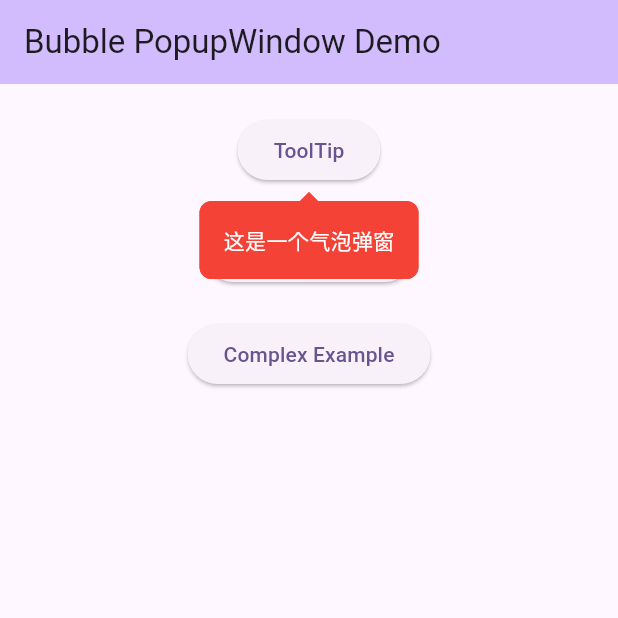
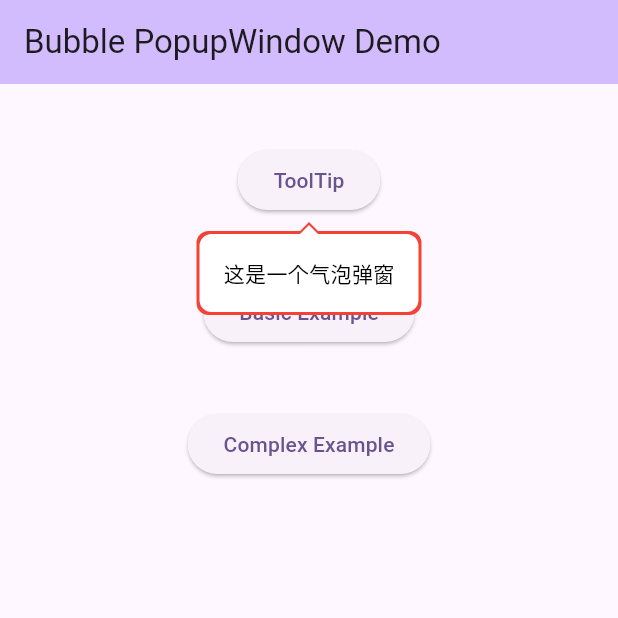
Before and after one commit to kongpf8848/bubble_popup_window, a Flutter app: the screen it shows after launch, after a tap on "ToolTip", on a phone screen of 412 x 824 dp, the top half of it. Run offline on Flutter 3.47's test engine with Material 3 defaults, Android fonts, the phone set to English and light mode, and no system bars.

Commit message:
修复边框问题

```diff
--- a/example/lib/main.dart
+++ b/example/lib/main.dart
@@ -45,52 +45,18 @@ class _MyHomePageState extends State<MyHomePage> {
           mainAxisAlignment: MainAxisAlignment.start,
           children: <Widget>[
             const SizedBox(
-              height: 20,
+              height: 40,
             ),
             Builder(builder: (anchorContext) {
               return ElevatedButton(
                 onPressed: () {
-                  BubblePopupWindow.show(
-                    //锚点上下文
-                    anchorContext: anchorContext,
-                    //弹窗布局，用户自定义
-                    child: const Text(
-                      '这是一个气泡弹窗',
-                      style: TextStyle(
-                        color: Colors.white,
-                        fontSize: 14,
-                        fontWeight: FontWeight.normal,
-                      ),
-                    ),
-                    //弹窗方向
-                    direction: BubbleDirection.bottomCenter,
-                    //弹窗颜色
-                    color: Colors.red,
-                    //弹窗圆角半径
-                    radius: BorderRadius.circular(8),
-                    //弹窗内边距
-                    padding: const EdgeInsets.all(16),
-                    //弹窗距离锚点间距
-                    gap: 4.0,
-                    //弹窗距离屏幕边缘最小间距
-                    miniEdgeMargin: const EdgeInsets.only(left: 10, right: 10),
-                    //遮罩层颜色
-                    maskColor: null,
-                    //点击弹窗外部时是否自动关闭弹窗
-                    dismissOnTouchOutside: true,
-                    //是否显示箭头
-                    showArrow: true,
-                    //箭头宽度
-                    arrowWidth: 12.0,
-                    //箭头高度
-                    arrowHeight: 6.0,
-                  );
+                  _showBubble(anchorContext);
                 },
                 child: const Text("ToolTip"),
               );
             }),
             const SizedBox(
-              height: 20,
+              height: 40,
             ),
             ElevatedButton(
               onPressed: () {
@@ -103,7 +69,7 @@ class _MyHomePageState extends State<MyHomePage> {
               child: const Text("Basic Example"),
             ),
             const SizedBox(
-              height: 20,
+              height: 40,
             ),
             ElevatedButton(
               onPressed: () {
@@ -120,4 +86,47 @@ class _MyHomePageState extends State<MyHomePage> {
       ), // This trailing comma makes auto-formatting nicer for build methods.
     );
   }
+
+  void _showBubble(BuildContext anchorContext) {
+    BubblePopupWindow.show(
+      //锚点上下文
+      anchorContext: anchorContext,
+      //弹窗布局，用户自定义
+      child: const Text(
+        '这是一个气泡弹窗',
+        style: TextStyle(
+          color: Colors.black,
+          fontSize: 14,
+          fontWeight: FontWeight.normal,
+        ),
+      ),
+      //弹窗方向
+      direction: BubbleDirection.bottomCenter,
+      //弹窗颜色
+      color: Colors.white,
+      //弹窗圆角半径
+      radius: BorderRadius.circular(8),
+      //弹窗边框
+      border: const BorderSide(
+        color: Colors.red,
+        width: 2,
+      ),
+      //弹窗内边距
+      padding: const EdgeInsets.all(16),
+      //弹窗距离锚点间距
+      gap: 4.0,
+      //弹窗距离屏幕边缘最小间距
+      miniEdgeMargin: const EdgeInsets.only(left: 10, right: 10),
+      //遮罩层颜色
+      maskColor: null,
+      //点击弹窗外部时是否自动关闭弹窗
+      dismissOnTouchOutside: true,
+      //是否显示箭头
+      showArrow: true,
+      //箭头宽度
+      arrowWidth: 12.0,
+      //箭头高度
+      arrowHeight: 6.0,
+    );
+  }
 }
--- a/example/lib/pages/basic_example.dart
+++ b/example/lib/pages/basic_example.dart
@@ -34,6 +34,7 @@ class _BasicExampleState extends State<BasicExample> {
   BubbleDirection _direction = BubbleDirection.bottomCenter;
   bool _showArrow = true;
   bool _showBorder = false;
+  double _borderWidth = 0.0;
   bool _dismissOnTouchOutside = true;
   double _gap = 0.0;
   double _radius = 0.0;
@@ -176,9 +177,8 @@ class _BasicExampleState extends State<BasicExample> {
                         width: 40,
                         height: 40,
                         decoration: BoxDecoration(
-                          color: _maskColor,
-                          border: Border.all(color: Colors.grey)
-                        ),
+                            color: _maskColor,
+                            border: Border.all(color: Colors.grey)),
                       ),
                     )),
                 onSelected: (Color? color) {
@@ -186,7 +186,8 @@ class _BasicExampleState extends State<BasicExample> {
                     _maskColor = color!;
                   });
                 },
-                dropdownMenuEntries: List.generate(_maskColorMap.length, (index) {
+                dropdownMenuEntries:
+                    List.generate(_maskColorMap.length, (index) {
                   return DropdownMenuEntry(
                     label: _maskColorMap.keys.elementAt(index),
                     value: _maskColorMap.values.elementAt(index),
@@ -270,6 +271,31 @@ class _BasicExampleState extends State<BasicExample> {
               ],
             ),
           ),
+        if (_showBorder)
+          Padding(
+            padding: const EdgeInsets.only(left: 16.0),
+            child: Row(
+              children: [
+                Text(
+                  "边框宽度(${_borderWidth.toStringAsFixed(1)}):",
+                  style: const TextStyle(
+                    fontSize: 16,
+                    color: Colors.black,
+                  ),
+                ),
+                const Spacer(),
+                Slider(
+                    min: 0,
+                    max: 10,
+                    value: _borderWidth,
+                    onChanged: (double newValue) {
+                      setState(() {
+                        _borderWidth = newValue;
+                      });
+                    })
+              ],
+            ),
+          ),
         Padding(
           padding: const EdgeInsets.only(left: 16.0),
           child: Row(
@@ -284,7 +310,7 @@ class _BasicExampleState extends State<BasicExample> {
               const Spacer(),
               Slider(
                   min: 0,
-                  max: 20,
+                  max: 10,
                   value: _radius,
                   onChanged: (double newValue) {
                     setState(() {
@@ -308,7 +334,7 @@ class _BasicExampleState extends State<BasicExample> {
               const Spacer(),
               Slider(
                   min: 0,
-                  max: 20,
+                  max: 10,
                   value: _gap,
                   onChanged: (double newValue) {
                     setState(() {
@@ -392,7 +418,6 @@ class _BasicExampleState extends State<BasicExample> {
       return GestureDetector(
         onTap: onTap,
         child: Container(
-          padding: const EdgeInsets.symmetric(horizontal: 2),
           width: 90,
           height: 40,
           //color: Colors.primaries[index % Colors.primaries.length],
@@ -427,8 +452,11 @@ class _BasicExampleState extends State<BasicExample> {
       direction: _direction,
       color: _color,
       maskColor: _maskColor,
-      border: (_showBorder && _borderColor != null)
-          ? BorderSide(color: _borderColor!)
+      border: (_showBorder)
+          ? BorderSide(
+              color: _borderColor ?? Colors.transparent,
+              width: _borderWidth,
+            )
           : null,
       gap: _gap,
       radius: BorderRadius.circular(_radius),
--- a/lib/src/bubble_container.dart
+++ b/lib/src/bubble_container.dart
@@ -80,7 +80,6 @@ class BubbleContainer extends StatelessWidget {
               shape: BubbleShapeBorder(
                 side: border ?? BorderSide.none,
                 borderRadius: borderRadius ?? BorderRadius.zero,
-                fillColor: color,
                 arrowDirection: arrowDirection,
                 arrowWidth: arrowWidth,
                 arrowHeight: arrowHeight,
--- a/lib/src/bubble_popup_window.dart
+++ b/lib/src/bubble_popup_window.dart
@@ -363,8 +363,6 @@ class _BubblePopupWidgetState extends State<_BubblePopupWidget>
 
   @override
   Widget build(BuildContext context) {
-    debugPrint(
-        "++++++++++++++++_bubbleOffset:$_bubbleOffset,_finalDirection:$_finalDirection");
     return Stack(
       children: [
         if (_bubbleOffset != null && _finalDirection != null) ...[
--- a/lib/src/bubble_shape_border.dart
+++ b/lib/src/bubble_shape_border.dart
@@ -1,4 +1,4 @@
-import 'dart:math';
+import 'dart:math' as math;
 import 'package:flutter/material.dart';
 import '../bubble_popup_window.dart';
 
@@ -38,59 +38,21 @@ class BubbleShapeBorder extends OutlinedBorder {
   final double arrowHeight;
   final double arrowRadius;
   final double? arrowOffset;
-  final Color? fillColor;
-
-  @override
-  OutlinedBorder copyWith({
-    ArrowDirection? arrowDirection,
-    BorderSide? side,
-    BorderRadius? borderRadius,
-    double? arrowWidth,
-    double? arrowHeight,
-    double? arrowRadius,
-    double? arrowOffset,
-    Color? fillColor,
-  }) {
-    return BubbleShapeBorder(
-      arrowDirection: arrowDirection ?? this.arrowDirection,
-      side: side ?? this.side,
-      borderRadius: borderRadius ?? this.borderRadius,
-      arrowHeight: arrowHeight ?? this.arrowHeight,
-      arrowWidth: arrowWidth ?? this.arrowWidth,
-      arrowRadius: arrowRadius ?? this.arrowRadius,
-      arrowOffset: arrowOffset ?? this.arrowOffset,
-      fillColor: fillColor ?? this.fillColor,
-    );
-  }
 
   const BubbleShapeBorder({
     super.side,
+    this.borderRadius = BorderRadius.zero,
     required this.arrowDirection,
-    this.borderRadius = BorderRadius.zero,
     this.arrowWidth = 10.0,
     this.arrowHeight = 5.0,
-    this.arrowRadius = 3,
+    this.arrowRadius = 0.0,
     this.arrowOffset,
-    this.fillColor,
   });
-
-  @override
-  EdgeInsetsGeometry get dimensions => EdgeInsets.zero;
-
-  @override
-  Path getInnerPath(Rect rect, {TextDirection? textDirection}) {
-    return _buildPath(rect);
-  }
-
-  @override
-  Path getOuterPath(Rect rect, {TextDirection? textDirection}) {
-    return _buildPath(rect);
-  }
 
   _BubbleBorderArrowProperties _calculateArrowProperties() {
     final arrowHalfWidth = arrowWidth / 2;
     final double hypotenuse =
-        sqrt(arrowHeight * arrowHeight + arrowHalfWidth * arrowHalfWidth);
+        math.sqrt(arrowHeight * arrowHeight + arrowHalfWidth * arrowHalfWidth);
     final double projectionOnMain = arrowHalfWidth * arrowRadius / hypotenuse;
     final double projectionOnCross =
         projectionOnMain * arrowHeight / arrowHalfWidth;
@@ -107,10 +69,17 @@ class BubbleShapeBorder extends OutlinedBorder {
     );
   }
 
-  /// 核心逻辑：构建路径
-  /// 计算方向为：上、右、下、左
-  Path _buildPath(Rect rect) {
-    final path = Path();
+  @override
+  Path getInnerPath(Rect rect, {TextDirection? textDirection}) {
+    return _buildPath(rect.deflate(side.strokeInset), true);
+  }
+
+  @override
+  Path getOuterPath(Rect rect, {TextDirection? textDirection}) {
+    return _buildPath(rect, false);
+  }
+
+  Rect _getRoundedRect(Rect rect) {
     EdgeInsets padding = EdgeInsets.zero;
     if (arrowDirection == ArrowDirection.top) {
       padding = EdgeInsets.only(top: arrowHeight);
@@ -121,39 +90,43 @@ class BubbleShapeBorder extends OutlinedBorder {
     } else if (arrowDirection == ArrowDirection.left) {
       padding = EdgeInsets.only(left: arrowHeight);
     }
-    final nRect = Rect.fromLTRB(
+    return Rect.fromLTRB(
       rect.left + padding.left,
       rect.top + padding.top,
       rect.right - padding.right,
-        rect.bottom - padding.bottom);
+      rect.bottom - padding.bottom,
+    );
+  }
+
+  //计算方向为：上、右、下、左
+  Path _buildPath(Rect rect, bool isInner) {
+    final path = Path();
+    final nRect = _getRoundedRect(rect);
+    final sideOffset = isInner ? side.strokeInset : side.strokeOutset;
 
     final arrowProp = _calculateArrowProperties();
 
-    final startPoint = Offset(nRect.left + borderRadius.topLeft.x, nRect.top);
+    path.moveTo(nRect.left + borderRadius.topLeft.x, nRect.top);
 
-    path.moveTo(startPoint.dx, startPoint.dy);
-    // 箭头在上边
+    //top arrow
     if (arrowDirection == ArrowDirection.top) {
-      Offset pointCenter =
-          Offset(nRect.left + (arrowOffset ?? nRect.width / 2), nRect.top);
+      Offset pointCenter = Offset(
+          nRect.left + (arrowOffset ?? nRect.width / 2) - sideOffset,
+          nRect.top);
       Offset pointStart =
           Offset(pointCenter.dx - arrowProp.halfWidth, nRect.top);
       Offset pointArrow = Offset(pointCenter.dx, rect.top);
       Offset pointEnd = Offset(pointCenter.dx + arrowProp.halfWidth, nRect.top);
 
-      // 下面计算开始的圆弧
-      {
       Offset pointStartArcBegin =
           Offset(pointStart.dx - arrowRadius, pointStart.dy);
       Offset pointStartArcEnd = Offset(
           pointStart.dx + arrowProp.projectionOnMain,
           pointStart.dy - arrowProp.projectionOnCross);
       path.lineTo(pointStartArcBegin.dx, pointStartArcBegin.dy);
-        path.quadraticBezierTo(pointStart.dx, pointStart.dy,
-            pointStartArcEnd.dx, pointStartArcEnd.dy);
-      }
-      // 计算中间箭头的圆弧
-      {
+      path.quadraticBezierTo(pointStart.dx, pointStart.dy, pointStartArcEnd.dx,
+          pointStartArcEnd.dy);
+
       Offset pointArrowArcBegin = Offset(
           pointArrow.dx - arrowProp.arrowProjectionOnMain,
           pointArrow.dy + arrowProp.topLen);
@@ -161,59 +134,53 @@ class BubbleShapeBorder extends OutlinedBorder {
           pointArrow.dx + arrowProp.arrowProjectionOnMain,
           pointArrow.dy + arrowProp.topLen);
       path.lineTo(pointArrowArcBegin.dx, pointArrowArcBegin.dy);
-        path.quadraticBezierTo(pointArrow.dx, pointArrow.dy,
-            pointArrowArcEnd.dx, pointArrowArcEnd.dy);
-      }
-      // 下面计算结束的圆弧
-      {
-        Offset pointEndArcBegin = Offset(
-            pointEnd.dx - arrowProp.projectionOnMain,
+      path.quadraticBezierTo(pointArrow.dx, pointArrow.dy, pointArrowArcEnd.dx,
+          pointArrowArcEnd.dy);
+
+      Offset pointEndArcBegin = Offset(pointEnd.dx - arrowProp.projectionOnMain,
           pointEnd.dy - arrowProp.projectionOnCross);
       Offset pointEndArcEnd = Offset(pointEnd.dx + arrowRadius, pointEnd.dy);
       path.lineTo(pointEndArcBegin.dx, pointEndArcBegin.dy);
       path.quadraticBezierTo(
           pointEnd.dx, pointEnd.dy, pointEndArcEnd.dx, pointEndArcEnd.dy);
     }
-    }
 
     path.lineTo(nRect.right - borderRadius.topRight.x, nRect.top);
+
     // topRight radius
-    path.arcToPoint(Offset(nRect.right, nRect.top + borderRadius.topRight.y),
-        radius: borderRadius.topRight, rotation: 90);
+    path.arcToPoint(
+      Offset(nRect.right, nRect.top + borderRadius.topRight.y),
+      radius: borderRadius.topRight,
+      rotation: 90,
+    );
 
-    // 箭头在右边
+    //right arrow
     if (arrowDirection == ArrowDirection.right) {
-      Offset pointCenter =
-          Offset(nRect.right, nRect.top + (arrowOffset ?? nRect.height / 2));
+      Offset pointCenter = Offset(nRect.right,
+          nRect.top + (arrowOffset ?? nRect.height / 2) - sideOffset);
       Offset pointStart =
           Offset(nRect.right, pointCenter.dy - arrowProp.halfWidth);
       Offset pointArrow = Offset(rect.right, pointCenter.dy);
       Offset pointEnd =
           Offset(nRect.right, pointCenter.dy + arrowProp.halfWidth);
 
-      // 下面计算开始的圆弧
-      {
       Offset pointStartArcBegin =
           Offset(pointStart.dx, pointStart.dy - arrowRadius);
       Offset pointStartArcEnd = Offset(
           pointStart.dx + arrowProp.projectionOnCross,
           pointStart.dy + arrowProp.projectionOnMain);
       path.lineTo(pointStartArcBegin.dx, pointStartArcBegin.dy);
-        path.quadraticBezierTo(pointStart.dx, pointStart.dy,
-            pointStartArcEnd.dx, pointStartArcEnd.dy);
-      }
-      // 计算中间箭头的圆弧
-      {
+      path.quadraticBezierTo(pointStart.dx, pointStart.dy, pointStartArcEnd.dx,
+          pointStartArcEnd.dy);
+
       Offset pointArrowArcBegin = Offset(pointArrow.dx - arrowProp.topLen,
           pointArrow.dy - arrowProp.arrowProjectionOnMain);
       Offset pointArrowArcEnd = Offset(pointArrow.dx - arrowProp.topLen,
           pointArrow.dy + arrowProp.arrowProjectionOnMain);
       path.lineTo(pointArrowArcBegin.dx, pointArrowArcBegin.dy);
-        path.quadraticBezierTo(pointArrow.dx, pointArrow.dy,
-            pointArrowArcEnd.dx, pointArrowArcEnd.dy);
-      }
-      // 下面计算结束的圆弧
-      {
+      path.quadraticBezierTo(pointArrow.dx, pointArrow.dy, pointArrowArcEnd.dx,
+          pointArrowArcEnd.dy);
+
       Offset pointEndArcBegin = Offset(
           pointEnd.dx + arrowProp.projectionOnCross,
           pointEnd.dy - arrowProp.projectionOnMain);
@@ -222,38 +189,36 @@ class BubbleShapeBorder extends OutlinedBorder {
       path.quadraticBezierTo(
           pointEnd.dx, pointEnd.dy, pointEndArcEnd.dx, pointEndArcEnd.dy);
     }
-    }
 
     path.lineTo(nRect.right, nRect.bottom - borderRadius.bottomRight.y);
+
     // bottomRight radius
     path.arcToPoint(
       Offset(nRect.right - borderRadius.bottomRight.x, nRect.bottom),
       radius: borderRadius.bottomRight,
-        rotation: 90);
+      rotation: 90,
+    );
 
-    // 箭头在下边
+    //bottom arrow
     if (arrowDirection == ArrowDirection.bottom) {
-      Offset pointCenter =
-          Offset(nRect.left + (arrowOffset ?? nRect.width / 2), nRect.bottom);
+      Offset pointCenter = Offset(
+          nRect.left + (arrowOffset ?? nRect.width / 2) - sideOffset,
+          nRect.bottom);
       Offset pointStart =
           Offset(pointCenter.dx + arrowProp.halfWidth, nRect.bottom);
       Offset pointArrow = Offset(pointCenter.dx, rect.bottom);
       Offset pointEnd =
           Offset(pointCenter.dx - arrowProp.halfWidth, nRect.bottom);
 
-      // 下面计算开始的圆弧
-      {
       Offset pointStartArcBegin =
           Offset(pointStart.dx + arrowRadius, pointStart.dy);
       Offset pointStartArcEnd = Offset(
           pointStart.dx - arrowProp.projectionOnMain,
           pointStart.dy + arrowProp.projectionOnCross);
       path.lineTo(pointStartArcBegin.dx, pointStartArcBegin.dy);
-        path.quadraticBezierTo(pointStart.dx, pointStart.dy,
-            pointStartArcEnd.dx, pointStartArcEnd.dy);
-      }
-      // 计算中间箭头的圆弧
-      {
+      path.quadraticBezierTo(pointStart.dx, pointStart.dy, pointStartArcEnd.dx,
+          pointStartArcEnd.dy);
+
       Offset pointArrowArcBegin = Offset(
           pointArrow.dx + arrowProp.arrowProjectionOnMain,
           pointArrow.dy - arrowProp.topLen);
@@ -261,61 +226,53 @@ class BubbleShapeBorder extends OutlinedBorder {
           pointArrow.dx - arrowProp.arrowProjectionOnMain,
           pointArrow.dy - arrowProp.topLen);
       path.lineTo(pointArrowArcBegin.dx, pointArrowArcBegin.dy);
-        path.quadraticBezierTo(pointArrow.dx, pointArrow.dy,
-            pointArrowArcEnd.dx, pointArrowArcEnd.dy);
-      }
-      // 下面计算结束的圆弧
-      {
-        Offset pointEndArcBegin = Offset(
-            pointEnd.dx + arrowProp.projectionOnMain,
+      path.quadraticBezierTo(pointArrow.dx, pointArrow.dy, pointArrowArcEnd.dx,
+          pointArrowArcEnd.dy);
+
+      Offset pointEndArcBegin = Offset(pointEnd.dx + arrowProp.projectionOnMain,
           pointEnd.dy + arrowProp.projectionOnCross);
       Offset pointEndArcEnd = Offset(pointEnd.dx - arrowRadius, pointEnd.dy);
       path.lineTo(pointEndArcBegin.dx, pointEndArcBegin.dy);
       path.quadraticBezierTo(
           pointEnd.dx, pointEnd.dy, pointEndArcEnd.dx, pointEndArcEnd.dy);
     }
-    }
 
     path.lineTo(nRect.left + borderRadius.bottomLeft.x, nRect.bottom);
+
     // bottomLeft radius
     path.arcToPoint(
-        Offset(nRect.left, nRect.bottom - borderRadius.bottomRight.y),
+      Offset(nRect.left, nRect.bottom - borderRadius.bottomLeft.y),
       radius: borderRadius.bottomLeft,
-        rotation: 90);
+      rotation: 90,
+    );
 
-    // 箭头在左边
+    // left arrow
     if (arrowDirection == ArrowDirection.left) {
-      Offset pointCenter =
-          Offset(nRect.left, nRect.top + (arrowOffset ?? nRect.height / 2));
+      Offset pointCenter = Offset(nRect.left,
+          nRect.top + (arrowOffset ?? nRect.height / 2) - sideOffset);
       Offset pointStart =
           Offset(nRect.left, pointCenter.dy + arrowProp.halfWidth);
       Offset pointArrow = Offset(rect.left, pointCenter.dy);
       Offset pointEnd =
           Offset(nRect.left, pointCenter.dy - arrowProp.halfWidth);
 
-      // 下面计算开始的圆弧
-      {
       Offset pointStartArcBegin =
           Offset(pointStart.dx, pointStart.dy + arrowRadius);
       Offset pointStartArcEnd = Offset(
           pointStart.dx - arrowProp.projectionOnCross,
           pointStart.dy - arrowProp.projectionOnMain);
       path.lineTo(pointStartArcBegin.dx, pointStartArcBegin.dy);
-        path.quadraticBezierTo(pointStart.dx, pointStart.dy,
-            pointStartArcEnd.dx, pointStartArcEnd.dy);
-      }
-      // 计算中间箭头的圆弧
-      {
+      path.quadraticBezierTo(pointStart.dx, pointStart.dy, pointStartArcEnd.dx,
+          pointStartArcEnd.dy);
+
       Offset pointArrowArcBegin = Offset(pointArrow.dx + arrowProp.topLen,
           pointArrow.dy + arrowProp.arrowProjectionOnMain);
       Offset pointArrowArcEnd = Offset(pointArrow.dx + arrowProp.topLen,
           pointArrow.dy - arrowProp.arrowProjectionOnMain);
       path.lineTo(pointArrowArcBegin.dx, pointArrowArcBegin.dy);
-        path.quadraticBezierTo(pointArrow.dx, pointArrow.dy,
-            pointArrowArcEnd.dx, pointArrowArcEnd.dy);
-      }
-      // 下面计算结束的圆弧
-      {
+      path.quadraticBezierTo(pointArrow.dx, pointArrow.dy, pointArrowArcEnd.dx,
+          pointArrowArcEnd.dy);
+
       Offset pointEndArcBegin = Offset(
           pointEnd.dx - arrowProp.projectionOnCross,
           pointEnd.dy + arrowProp.projectionOnMain);
@@ -324,46 +281,71 @@ class BubbleShapeBorder extends OutlinedBorder {
       path.quadraticBezierTo(
           pointEnd.dx, pointEnd.dy, pointEndArcEnd.dx, pointEndArcEnd.dy);
     }
-    }
 
     path.lineTo(nRect.left, nRect.top + borderRadius.topLeft.y);
-    path.arcToPoint(startPoint, radius: borderRadius.topLeft, rotation: 90);
+
+    //topLeft radius
+    path.arcToPoint(
+      Offset(nRect.left + borderRadius.topLeft.x, nRect.top),
+      radius: borderRadius.topLeft,
+      rotation: 90,
+    );
 
     return path;
   }
 
   @override
   void paint(Canvas canvas, Rect rect, {TextDirection? textDirection}) {
-    if (fillColor == null && side == BorderSide.none) {
-      return;
-    }
-    final path = _buildPath(rect);
+    switch (side.style) {
+      case BorderStyle.none:
+        break;
+      case BorderStyle.solid:
+        if (side.width > 0.0) {
+          var outerPath = getOuterPath(rect);
+          var innerPath = getInnerPath(rect);
+          innerPath.fillType = PathFillType.evenOdd;
+          Path path =
+              Path.combine(PathOperation.difference, outerPath, innerPath);
           final Paint paint = Paint()
             ..color = side.color
-      ..style = PaintingStyle.stroke;
-    if (fillColor != null) {
-      paint.color = fillColor!;
-      paint.style = PaintingStyle.fill;
+            ..style = PaintingStyle.fill;
           canvas.drawPath(path, paint);
         }
-    if (side != BorderSide.none) {
-      paint.color = side.color;
-      paint.strokeWidth = side.width;
-      paint.style = PaintingStyle.stroke;
-      canvas.drawPath(path, paint);
     }
+  }
+
+  @override
+  BubbleShapeBorder copyWith({
+    BorderSide? side,
+    BorderRadius? borderRadius,
+    ArrowDirection? arrowDirection,
+    double? arrowWidth,
+    double? arrowHeight,
+    double? arrowRadius,
+    double? arrowOffset,
+    Color? fillColor,
+  }) {
+    return BubbleShapeBorder(
+      side: side ?? this.side,
+      borderRadius: borderRadius ?? this.borderRadius,
+      arrowDirection: arrowDirection ?? this.arrowDirection,
+      arrowWidth: arrowWidth ?? this.arrowWidth,
+      arrowHeight: arrowHeight ?? this.arrowHeight,
+      arrowRadius: arrowRadius ?? this.arrowRadius,
+      arrowOffset: arrowOffset ?? this.arrowOffset,
+    );
   }
 
   @override
   ShapeBorder scale(double t) {
     return BubbleShapeBorder(
-      arrowDirection: arrowDirection,
       side: side.scale(t),
       borderRadius: borderRadius * t,
+      arrowDirection: arrowDirection,
+      arrowWidth: arrowWidth * t,
       arrowHeight: arrowHeight * t,
-      arrowWidth: arrowWidth * t,
       arrowRadius: arrowRadius * t,
-      arrowOffset: (arrowOffset ?? 0) * t,
+      arrowOffset: (arrowOffset ?? 0.0) * t,
     );
   }
 
@@ -375,23 +357,21 @@ class BubbleShapeBorder extends OutlinedBorder {
     return other is BubbleShapeBorder &&
         other.side == side &&
         other.borderRadius == borderRadius &&
+        other.arrowWidth == arrowWidth &&
         other.arrowHeight == arrowHeight &&
-        other.arrowWidth == arrowWidth &&
+        other.arrowDirection == arrowDirection &&
         other.arrowRadius == arrowRadius &&
-        other.arrowDirection == arrowDirection &&
-        other.arrowOffset == arrowOffset &&
-        other.fillColor == fillColor;
+        other.arrowOffset == arrowOffset;
   }
 
   @override
   int get hashCode => Object.hash(
         side,
         borderRadius,
+        arrowDirection,
+        arrowWidth,
         arrowHeight,
-        arrowWidth,
         arrowRadius,
-        arrowDirection,
         arrowOffset,
-        fillColor,
       );
 }
```
Lines whose indentation alone changed are shown as unchanged.
